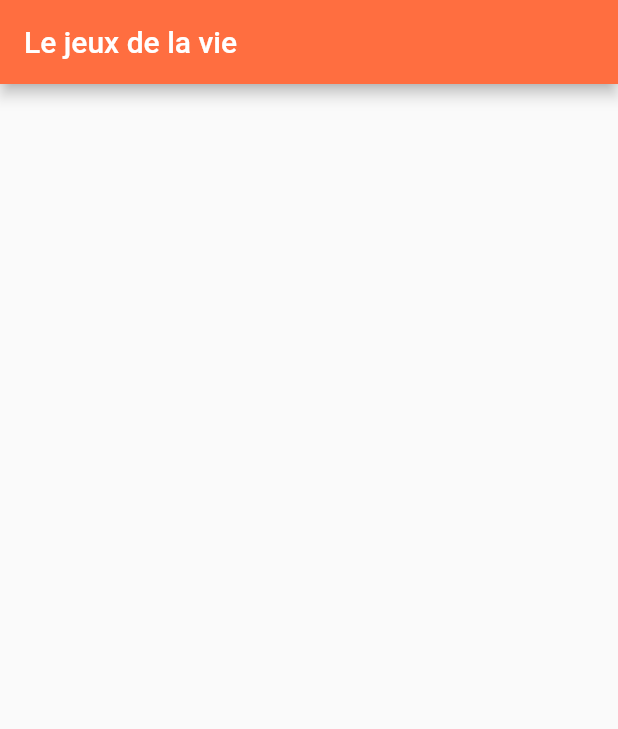
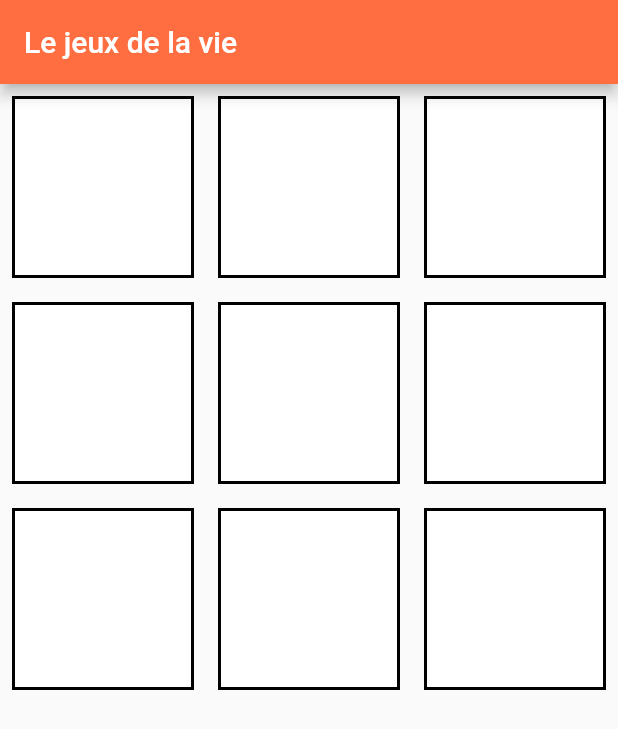
Before and after one commit to HugoM38/game_of_life, a Flutter app: the screen it shows after launch, on a phone screen of 412 x 824 dp. Shown: the top 729 px of the screen. Run offline on Flutter 3.47's test engine with Material 2 defaults, Android fonts, the phone set to English and light mode, and no system bars.

Commit message:
feat: add a grid, cell and state logic

```diff
--- /dev/null
+++ b/lib/classes/cell.dart
@@ -0,0 +1,15 @@
+import 'package:game_of_life/classes/states/alive_cell_state.dart';
+import 'package:game_of_life/classes/states/dead_cell_state.dart';
+import 'package:game_of_life/interfaces/cell_state.dart';
+
+class Cell {
+  CellState cellState = DeadCellState();
+
+  void changeCellState() {
+    if(cellState.isCellAlive()) {
+      cellState = DeadCellState();
+    } else {
+      cellState = AliveCellState();
+    }
+  }
+}
--- /dev/null
+++ b/lib/classes/states/alive_cell_state.dart
@@ -0,0 +1,14 @@
+import 'package:flutter/material.dart';
+import 'package:game_of_life/interfaces/cell_state.dart';
+
+class AliveCellState implements CellState {
+  @override
+  bool isCellAlive() {
+    return true;
+  }
+
+  @override
+  Color getColor() {
+    return Colors.amber;
+  }
+}
--- /dev/null
+++ b/lib/classes/states/dead_cell_state.dart
@@ -0,0 +1,14 @@
+import 'package:flutter/material.dart';
+import 'package:game_of_life/interfaces/cell_state.dart';
+
+class DeadCellState implements CellState {
+  @override
+  bool isCellAlive() {
+    return false;
+  }
+
+  @override
+  Color getColor() {
+    return Colors.white;
+  }
+}
--- /dev/null
+++ b/lib/interfaces/cell_state.dart
@@ -0,0 +1,6 @@
+import 'package:flutter/material.dart';
+
+abstract class CellState {
+  bool isCellAlive();
+  Color getColor();
+}
--- a/lib/ui/home.dart
+++ b/lib/ui/home.dart
@@ -1,4 +1,5 @@
 import 'package:flutter/material.dart';
+import 'package:game_of_life/ui/widgets/cell_grid.dart';
 
 class Home extends StatefulWidget {
   const Home({super.key, required this.title});
@@ -10,7 +11,6 @@ class Home extends StatefulWidget {
 }
 
 class _HomeState extends State<Home> {
-
   @override
   Widget build(BuildContext context) {
     return Scaffold(
@@ -18,14 +18,7 @@ class _HomeState extends State<Home> {
         title: Text(widget.title),
         backgroundColor: Colors.deepOrangeAccent,
       ),
-      body: Center(
-        child: Column(
-          mainAxisAlignment: MainAxisAlignment.center,
-          children: <Widget>[
-            Container(),
-          ],
-        ),
-      ),
+      body: CellGrid(),
     );
   }
 }
--- /dev/null
+++ b/lib/ui/widgets/cell_grid.dart
@@ -0,0 +1,54 @@
+import 'package:flutter/material.dart';
+import 'package:game_of_life/classes/cell.dart';
+
+class CellGrid extends StatefulWidget {
+  const CellGrid({super.key});
+
+  @override
+  State<CellGrid> createState() => _CellGridState();
+}
+
+class _CellGridState extends State<CellGrid> {
+  List<Cell> cellList = [];
+
+  @override
+  Widget build(BuildContext context) {
+    initCellList();
+    return GridView.builder(
+      gridDelegate: const SliverGridDelegateWithFixedCrossAxisCount(
+        crossAxisCount: 3,
+        childAspectRatio: 1.0,
+      ),
+      itemBuilder: (BuildContext context, int index) {
+        return Padding(
+          padding: const EdgeInsets.all(8.0),
+          child: GestureDetector(
+            onTap: () {
+              setState(() {
+                cellList[index].changeCellState();
+              });
+            },
+            child: GridTile(
+              child: Container(
+                decoration: BoxDecoration(
+                  color: cellList[index].cellState.getColor(),
+                  border: Border.all(
+                    color: Colors.black,
+                    width: 2.0,
+                  ),
+                ),
+              ),
+            ),
+          ),
+        );
+      },
+      itemCount: 9,
+    );
+  }
+
+  initCellList() {
+    for (var i = 0; i < 9; i++) {
+      cellList.add(Cell());
+    }
+  }
+}
```
